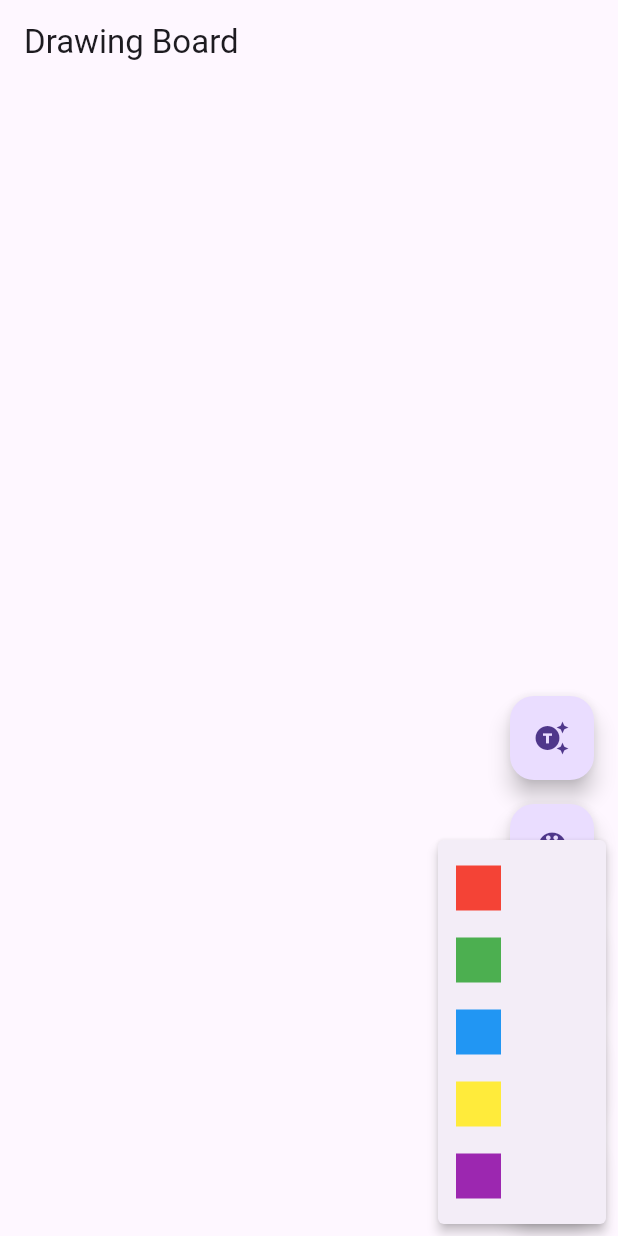
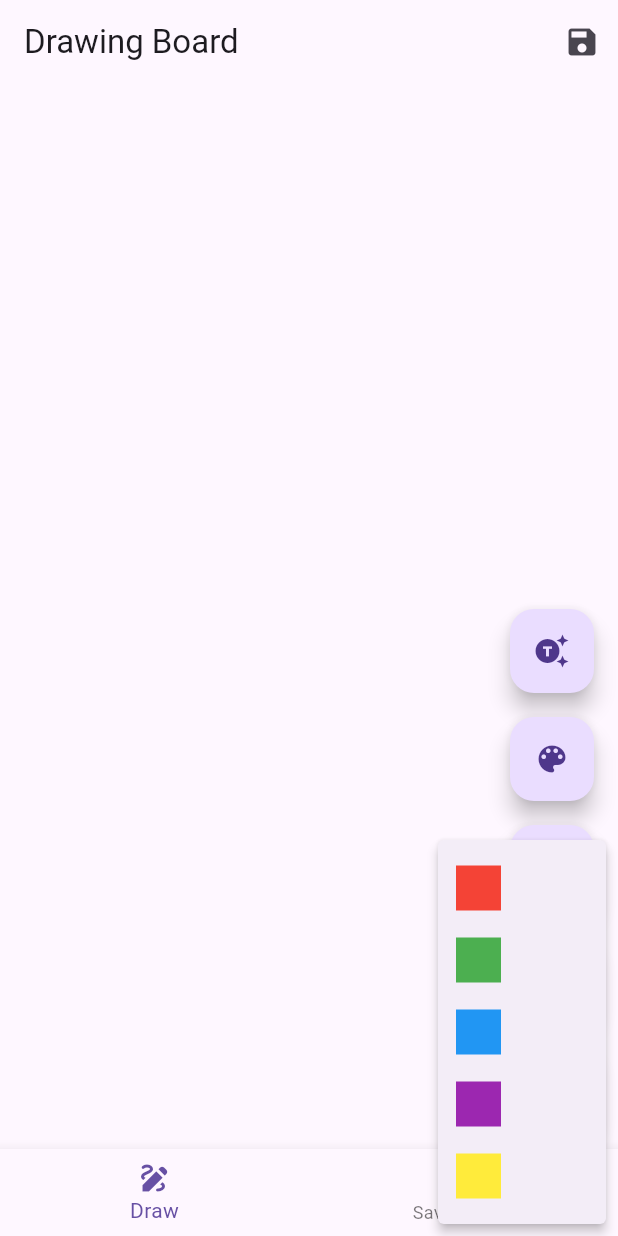
Before and after one commit to mukundsolanki/Intelli-Scribble, a Flutter app: the screen it shows after launch, after a tap on the "color lens" icon, on a phone screen of 412 x 824 dp. Run offline on Flutter 3.47's test engine with Material 3 defaults, Android fonts, the phone set to English and light mode, and no system bars; our stand-ins replace supabase_flutter; accounts and stored records are empty; network calls fail; statements that could not run were skipped.

Commit message:
Saved whiteboards page added

```diff
--- a/lib/main.dart
+++ b/lib/main.dart
@@ -7,6 +7,7 @@ import 'package:flutter/rendering.dart';
 import 'package:supabase_flutter/supabase_flutter.dart';
 import 'package:uuid/uuid.dart';
 import 'supabase_credentials.dart';
+import 'saved_items_page.dart';
 
 void main() async {
   WidgetsFlutterBinding.ensureInitialized();
@@ -19,16 +20,53 @@ void main() async {
   runApp(DrawingBoardApp());
 }
 
-class DrawingBoardApp extends StatelessWidget {
+class DrawingBoardApp extends StatefulWidget {
+  @override
+  _DrawingBoardAppState createState() => _DrawingBoardAppState();
+}
+
+class _DrawingBoardAppState extends State<DrawingBoardApp> {
+  int _selectedIndex = 0;
+  final List<SavedWhiteboard> savedWhiteboards = [];
+
+  void _onItemTapped(int index) {
+    setState(() {
+      _selectedIndex = index;
+    });
+  }
+
   @override
   Widget build(BuildContext context) {
     return MaterialApp(
-      home: DrawingBoard(),
+      home: Scaffold(
+        body: _selectedIndex == 0
+            ? DrawingBoard(savedWhiteboards: savedWhiteboards)
+            : SavedItemsPage(savedWhiteboards: savedWhiteboards),
+        bottomNavigationBar: BottomNavigationBar(
+          items: const <BottomNavigationBarItem>[
+            BottomNavigationBarItem(
+              icon: Icon(Icons.draw),
+              label: 'Draw',
+            ),
+            BottomNavigationBarItem(
+              icon: Icon(Icons.folder),
+              label: 'Saved Items',
+            ),
+          ],
+          currentIndex: _selectedIndex,
+          onTap: _onItemTapped,
+        ),
+      ),
     );
   }
 }
 
 class DrawingBoard extends StatefulWidget {
+  final SavedWhiteboard? savedWhiteboard;
+  final List<SavedWhiteboard> savedWhiteboards;
+
+  DrawingBoard({this.savedWhiteboard, required this.savedWhiteboards});
+
   @override
   _DrawingBoardState createState() => _DrawingBoardState();
 }
@@ -45,6 +83,17 @@ class _DrawingBoardState extends State<DrawingBoard> {
   List<Map<String, dynamic>> responses = [];
 
   bool showSlider = false;
+
+  @override
+  void initState() {
+    super.initState();
+    if (widget.savedWhiteboard != null) {
+      strokes = List.from(widget.savedWhiteboard!.strokes);
+      strokeColors = List.from(widget.savedWhiteboard!.strokeColors);
+      strokeWidths = List.from(widget.savedWhiteboard!.strokeWidths);
+      responses = List.from(widget.savedWhiteboard!.responses);
+    }
+  }
 
   void _onColorSelected(Color color) {
     setState(() {
@@ -148,10 +197,36 @@ class _DrawingBoardState extends State<DrawingBoard> {
     });
   }
 
+  void _saveWhiteboard() {
+    final savedWhiteboard = SavedWhiteboard(
+      strokes: List.from(strokes),
+      strokeColors: List.from(strokeColors),
+      strokeWidths: List.from(strokeWidths),
+      responses: List.from(responses),
+      timestamp: DateTime.now(),
+    );
+
+    setState(() {
+      widget.savedWhiteboards.add(savedWhiteboard);
+    });
+
+    ScaffoldMessenger.of(context).showSnackBar(
+      SnackBar(content: Text('Whiteboard saved successfully!')),
+    );
+  }
+
   @override
   Widget build(BuildContext context) {
     return Scaffold(
-      appBar: AppBar(title: Text('Drawing Board')),
+      appBar: AppBar(
+        title: Text('Drawing Board'),
+        actions: [
+          IconButton(
+            icon: Icon(Icons.save),
+            onPressed: _saveWhiteboard,
+          ),
+        ],
+      ),
       body: Stack(
         children: [
           RepaintBoundary(
@@ -294,6 +369,14 @@ class _DrawingBoardState extends State<DrawingBoard> {
                     ),
                   ),
                   PopupMenuItem<Color>(
+                    value: Colors.purple,
+                    child: Container(
+                      width: 30,
+                      height: 30,
+                      color: Colors.purple,
+                    ),
+                  ),
+                  PopupMenuItem<Color>(
                     value: Colors.yellow,
                     child: Container(
                       width: 30,
@@ -301,18 +384,10 @@ class _DrawingBoardState extends State<DrawingBoard> {
                       color: Colors.yellow,
                     ),
                   ),
-                  PopupMenuItem<Color>(
-                    value: Colors.purple,
-                    child: Container(
-                      width: 30,
-                      height: 30,
-                      color: Colors.purple,
-                    ),
-                  ),
                 ],
-              ).then((selectedColor) {
-                if (selectedColor != null) {
-                  _onColorSelected(selectedColor);
+              ).then((color) {
+                if (color != null) {
+                  _onColorSelected(color);
                 }
               });
             },
@@ -321,14 +396,11 @@ class _DrawingBoardState extends State<DrawingBoard> {
           SizedBox(height: 16),
           FloatingActionButton(
             onPressed: _clearCanvas,
-            backgroundColor: Colors.red,
             child: Icon(Icons.clear),
           ),
           SizedBox(height: 16),
-          // Undo Button
           FloatingActionButton(
             onPressed: _undoLastStroke,
-            backgroundColor: Colors.orange,
             child: Icon(Icons.undo),
           ),
           SizedBox(height: 16),
@@ -338,8 +410,7 @@ class _DrawingBoardState extends State<DrawingBoard> {
                 showSlider = !showSlider;
               });
             },
-            backgroundColor: Colors.purple,
-            child: Icon(showSlider ? Icons.close : Icons.brush),
+            child: Icon(Icons.brush),
           ),
         ],
       ),
@@ -357,15 +428,16 @@ class DrawingPainter extends CustomPainter {
   @override
   void paint(Canvas canvas, Size size) {
     for (int i = 0; i < strokes.length; i++) {
-      Paint paint = Paint()
-        ..color = strokeColors[i]
-        ..strokeWidth = strokeWidths[i]
+      final stroke = strokes[i];
+      final color = strokeColors[i];
+      final strokeWidth = strokeWidths[i];
+      final paint = Paint()
+        ..color = color
+        ..strokeWidth = strokeWidth
         ..strokeCap = StrokeCap.round;
 
-      List<Offset> stroke = strokes[i];
       for (int j = 0; j < stroke.length - 1; j++) {
-        if (stroke[j] != const Offset(-1, -1) &&
-            stroke[j + 1] != const Offset(-1, -1)) {
+        if (stroke[j] != Offset(-1, -1) && stroke[j + 1] != Offset(-1, -1)) {
           canvas.drawLine(stroke[j], stroke[j + 1], paint);
         }
       }
@@ -373,7 +445,21 @@ class DrawingPainter extends CustomPainter {
   }
 
   @override
-  bool shouldRepaint(covariant CustomPainter oldDelegate) {
-    return true;
-  }
+  bool shouldRepaint(covariant CustomPainter oldDelegate) => true;
 }
+
+class SavedWhiteboard {
+  final List<List<Offset>> strokes;
+  final List<Color> strokeColors;
+  final List<double> strokeWidths;
+  final List<Map<String, dynamic>> responses;
+  final DateTime timestamp;
+
+  SavedWhiteboard({
+    required this.strokes,
+    required this.strokeColors,
+    required this.strokeWidths,
+    required this.responses,
+    required this.timestamp,
+  });
+}
```
Also changed, not shown: lib/saved_items_page.dart (added, +38 -0 lines).
